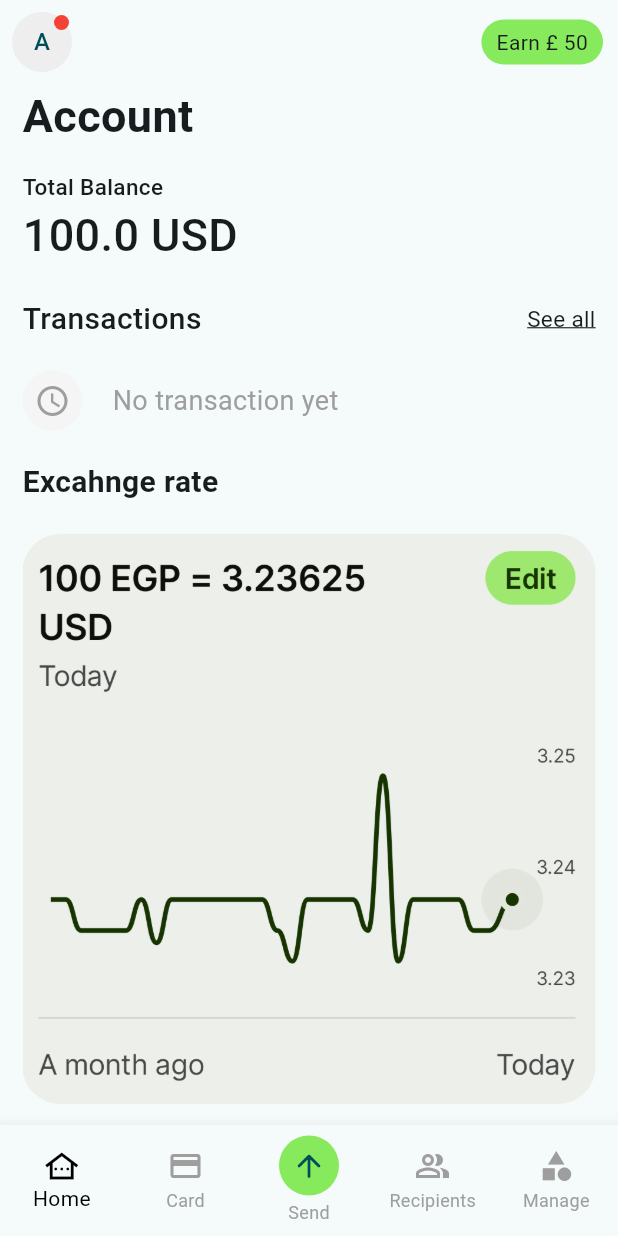
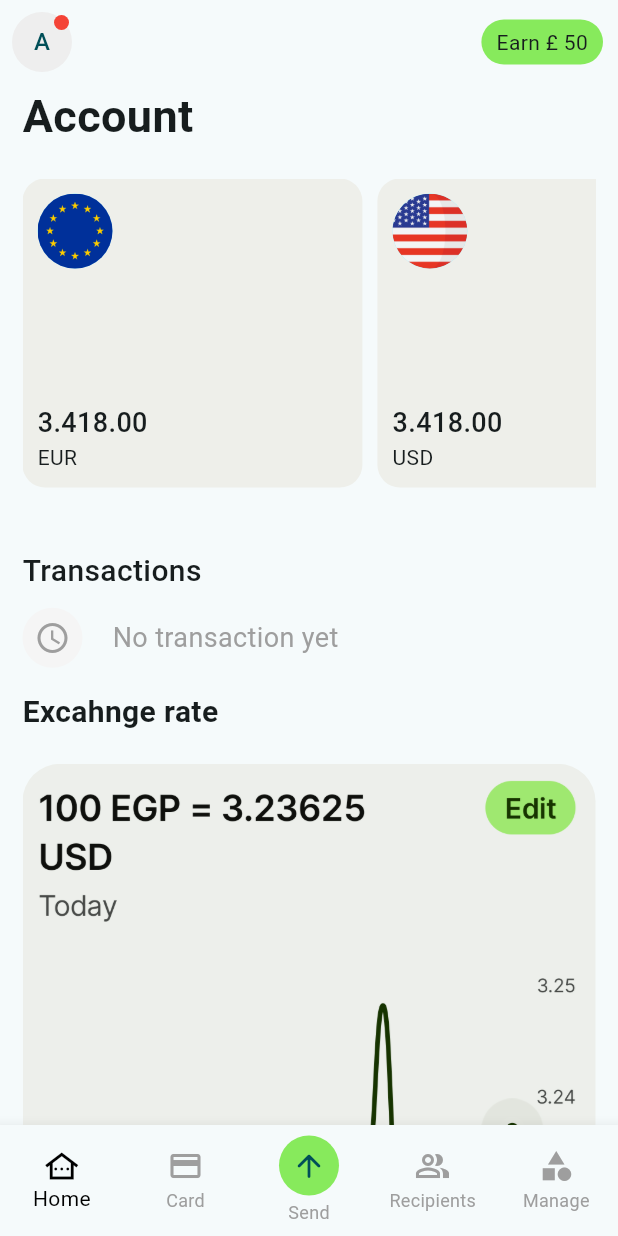
Before and after one commit to asamiiii/wise_clone, a Flutter app: the screen it shows after launch, on a phone screen of 412 x 824 dp. Run offline on Flutter 3.47's test engine with Material 3 defaults, Android fonts, the phone set to English and light mode, and no system bars; our stand-ins replace dotted_line, flutter_datetime_picker_plus, fluttertoast, hexcolor, hive, hive_flutter and 4 more; missing offline and left inert: dart:ffi; accounts and stored records are empty.

Commit message:
add some features

```diff
--- a/lib/screens/home.dart
+++ b/lib/screens/home.dart
@@ -2,9 +2,12 @@ import 'dart:io';
 
 import 'package:flutter/material.dart';
 import 'package:fluttertoast/fluttertoast.dart';
+import 'package:hexcolor/hexcolor.dart';
 import 'package:hive/hive.dart';
 import 'package:shared_preferences/shared_preferences.dart';
 import 'package:wise_clone/main.dart';
+import 'package:wise_clone/screens/coins_accounts/dollar/dollar_account.dart';
+import 'package:wise_clone/screens/coins_accounts/euro/euro_accoint.dart';
 import 'package:wise_clone/screens/main_view.dart';
 import 'package:wise_clone/screens/settings.dart';
 import 'package:wise_clone/screens/trans_details.dart';
@@ -65,6 +68,8 @@ class _HomeScreenState extends State<HomeScreen> {
 
   @override
   Widget build(BuildContext context) {
+    var screenWidth = MediaQuery.of(context).size.width;
+    var screenHeight = MediaQuery.of(context).size.height;
     return Scaffold(
       appBar: AppBar(
         backgroundColor: Colors.white,
@@ -106,35 +111,91 @@ class _HomeScreenState extends State<HomeScreen> {
                           TextStyle(fontSize: 30, fontWeight: FontWeight.w700),
                     ),
                     const SizedBox(
-                      height: 15,
+                      height: 10,
                     ),
-                    Row(
+                    // Row(
+                    //   children: [
+                    //     Column(
+                    //       crossAxisAlignment: CrossAxisAlignment.start,
+                    //       mainAxisAlignment: MainAxisAlignment.start,
+                    //       children: [
+                    //         Text(
+                    //           'Total Balance  ',
+                    //           style: TextStyle(
+                    //             fontSize: 15,
+                    //             fontWeight: FontWeight.w500,
+                    //           ),
+                    //         ),
+                    //         Text(
+                    //           '${totalPalance ?? 100.0} USD',
+                    //           style: TextStyle(
+                    //             fontSize: 30,
+                    //             fontWeight: FontWeight.w500,
+                    //           ),
+                    //         ),
+                    //       ],
+                    //     ),
+                    //   ],
+                    // ),
+                    SizedBox(
+                      height: 10,
+                    ),
+                    SizedBox(
+                      height: screenHeight*0.25,
+                      child: ListView.separated(
+                        scrollDirection: Axis.horizontal,
+                        itemBuilder:(context, index) =>  InkWell(
+                          onTap: () {
+                            if(index ==0){
+                                Navigator.push(context, MaterialPageRoute(builder:(context) =>  const EuroAccount()));
+                            }else if(index==1){
+                                Navigator.push(context, MaterialPageRoute(builder:(context) =>  const DollarAccount()));
+                            }
+                          },
+                          child: Container(
+                            width: screenWidth*0.55,
+                            height: screenHeight*0.30,
+                            decoration: BoxDecoration(
+                              color: HexColor('#eeefea'),
+                              borderRadius: BorderRadius.circular(15)
+                            ),
+                            child: Stack(
                               children: [
-                        Column(
-                          crossAxisAlignment: CrossAxisAlignment.start,
-                          mainAxisAlignment: MainAxisAlignment.start,
-                          children: [
-                            Text(
-                              'Total Balance  ',
-                              style: TextStyle(
-                                fontSize: 15,
-                                fontWeight: FontWeight.w500,
+                                Positioned(
+                                  top: 10,
+                                  left: 10,
+                                child: CircleAvatar(
+                                  radius: 25,
+                                  backgroundImage: AssetImage('images/flag$index.png'),
                                 ),
                               ),
-                            Text(
-                              '${totalPalance ?? 100.0} USD',
-                              style: TextStyle(
-                                fontSize: 30,
+
+                              Positioned(
+                                bottom: 10,
+                                left: 10,
+                                child: Column(
+                                  mainAxisAlignment: MainAxisAlignment.start,
+                                  crossAxisAlignment: CrossAxisAlignment.start,
+                                  children: [
+                                    Text('3.418.00',style: TextStyle(
+                              fontSize: 18,
                               fontWeight: FontWeight.w500,
+                            )),
+
+                            Text( index==0? 'EUR': 'USD' )
+                                  ],
+                                )
+                              )
+                              ],
+
                             ),
                           ),
-                          ],
                         ),
-                      ],
+                        itemCount: 2,
+                        separatorBuilder: (context, index) => const SizedBox(width: 10,),
                         ),
-                    SizedBox(
-                      height: 20,
                     ),
+                    SizedBox(height: screenHeight*0.05,),
                     Row(
                       children: [
                         const Text(
@@ -154,18 +215,18 @@ class _HomeScreenState extends State<HomeScreen> {
                                       const TransactionsList(),
                                 ));
                           },
-                          child: const Text(
+                          child: listData.isNotEmpty ? const Text(
                             'See all',
                             style: TextStyle(
                               decoration: TextDecoration.underline,
                               fontSize: 15,
                             ),
-                          ),
+                          ):const SizedBox(),
                         ),
                       ],
                     ),
                     const SizedBox(
-                      height: 20,
+                      height: 10,
                     ),
                     listData.isNotEmpty
                         ? SizedBox(
@@ -213,7 +274,7 @@ class _HomeScreenState extends State<HomeScreen> {
                             ],
                           ),
                     const SizedBox(
-                      height: 20,
+                      height: 15,
                     ),
                     const Text(
                       'Excahnge rate',
```
Also changed, not shown: lib/main.dart (+30 -17 lines), lib/screens/coins_accounts/dollar/dollar_account.dart (added, +14 -0 lines), lib/screens/coins_accounts/euro/euro_accoint.dart (added, +14 -0 lines), lib/screens/edit_profile.dart (+18 -5 lines), images/flag0.png (added), images/flag1.png (added), lib/screens/coins_accounts/dollar/dollar_accoun_det.dart (added), lib/screens/coins_accounts/euro/euro_de.dart (added), lib/screens/coins_accounts/sterling/sterling_account.dart (added). Lines whose indentation alone changed are shown as unchanged.
